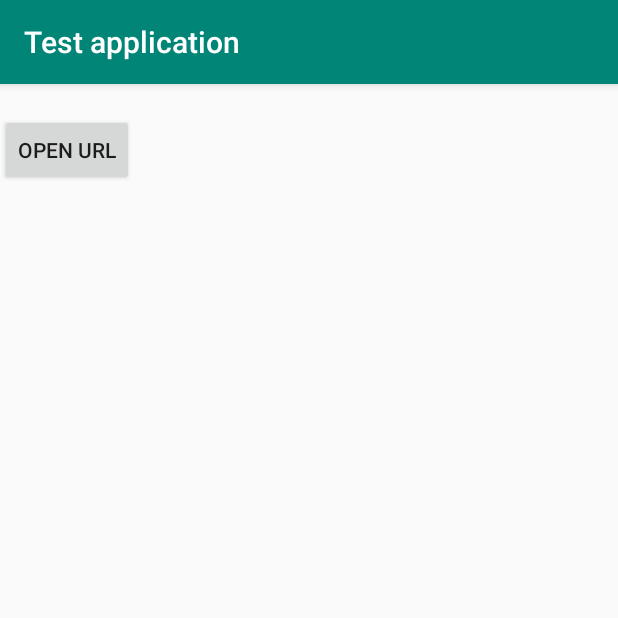
After one commit to ryosaeba82/MultiTestApp, an Android app: the fragment NetworkFragment shown on its own in the app's theme, on a phone screen of 412 x 824 dp, the top half of it. The commit adds this screen. Run offline under Robolectric (Android 15) with nearby library versions, the phone set to English and light mode, and no system bars; 1 statement that could not run was skipped.

Commit message:
Aggiunta gestione Network

```diff
--- a/app/src/main/AndroidManifest.xml
+++ b/app/src/main/AndroidManifest.xml
@@ -8,6 +8,8 @@
     <uses-permission android:name="android.permission.RECORD_AUDIO"/>
     <uses-permission android:name="android.permission.ACCESS_NOTIFICATION_POLICY"/>
     <uses-feature android:name="android.hardware.camera" android:required="true" />
+    <uses-permission android:name="android.permission.INTERNET"/>
+    <uses-permission android:name="android.permission.ACCESS_NETWORK_STATE"/>
 
     <application
             android:allowBackup="true"
--- a/app/src/main/java/com/starware/mpicciau/multitestapp/MainActivity.java
+++ b/app/src/main/java/com/starware/mpicciau/multitestapp/MainActivity.java
@@ -35,6 +35,7 @@ public class MainActivity extends AppCompatActivity {
         adapter.addFragment(new ContactsFragment(), "Contacts");
         adapter.addFragment(new MultimediaFragment(), "Multimedia");
         adapter.addFragment(new CameraFragment(), "Camera");
+        adapter.addFragment(new NetworkFragment(), "Network");
 
         viewPager.setAdapter(adapter);
         tabLayout.setupWithViewPager(viewPager);
--- /dev/null
+++ b/app/src/main/res/layout/fragment_network.xml
@@ -0,0 +1,20 @@
+<?xml version="1.0" encoding="utf-8"?>
+<FrameLayout xmlns:android="http://schemas.android.com/apk/res/android"
+             xmlns:tools="http://schemas.android.com/tools"
+             android:layout_width="match_parent"
+             android:layout_height="match_parent"
+             tools:context=".NetworkFragment">
+
+    <Button
+            android:id="@+id/buttonOpenUrlId"
+            android:layout_width="wrap_content"
+            android:layout_height="wrap_content"
+            android:layout_marginTop="20dp"
+            android:text="@string/buttonOpenUrlText"/>
+
+    <TextView
+            android:id="@+id/textViewId"
+            android:layout_width="wrap_content"
+            android:layout_height="wrap_content" />
+
+</FrameLayout>
--- a/app/src/main/res/values/strings.xml
+++ b/app/src/main/res/values/strings.xml
@@ -49,4 +49,8 @@
     <string name="buttonPhotoText">Photo</string>
     <string name="buttonVideoText">Video</string>
 
+    <!-- TODO: Remove or change this placeholder text -->
+    <string name="buttonOpenUrlText">Open URL</string>
+    <string name="noNetwork">No network available</string>
+
 </resources>
```
Also changed, not shown: app/src/main/java/com/starware/mpicciau/multitestapp/NetworkFragment.java (added, +105 -0 lines), app/src/main/java/com/starware/mpicciau/multitestapp/Utils.java (+6 -6 lines), 1 other file.
